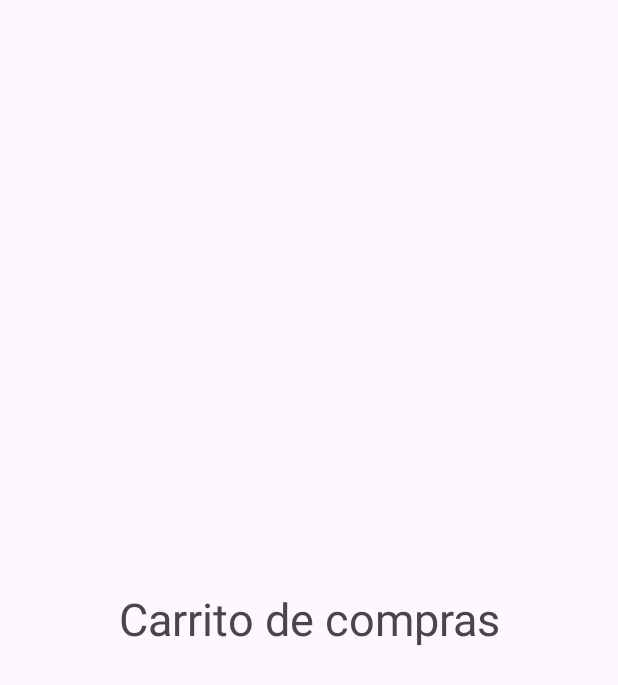
After one commit to johanespino9/food-delivery-app, an Android app: the CarritoActivity screen opened directly, with no data from a screen before it, on a phone screen of 412 x 824 dp. The commit adds this screen. Shown: the top 685 px of the screen. Run offline under Robolectric (Android 15) with nearby library versions, the phone set to English and light mode, and no system bars.

Commit message:
feat: carrito de compras

```diff
--- a/app/build.gradle
+++ b/app/build.gradle
@@ -38,6 +38,7 @@ dependencies {
 
     implementation platform('com.google.firebase:firebase-bom:32.1.1')
 
+    implementation 'com.google.code.gson:gson:2.10.1'
     implementation 'androidx.core:core-ktx:1.8.0'
     implementation 'androidx.appcompat:appcompat:1.6.1'
     implementation 'com.google.android.material:material:1.5.0'
--- a/app/src/main/AndroidManifest.xml
+++ b/app/src/main/AndroidManifest.xml
@@ -16,6 +16,9 @@
         android:supportsRtl="true"
         android:theme="@style/Theme.FoodDeliveryApp"
         tools:targetApi="31">
+        <activity
+            android:name=".activities.CarritoActivity"
+            android:exported="false" />
         <activity
             android:name=".activities.DetalleProducto"
             android:exported="false" />
--- /dev/null
+++ b/app/src/main/java/com/icontinental/fooddeliveryapp/activities/CarritoActivity.kt
@@ -0,0 +1,42 @@
+package com.icontinental.fooddeliveryapp.activities
+
+import android.content.SharedPreferences
+import androidx.appcompat.app.AppCompatActivity
+import android.os.Bundle
+import android.util.Log
+import com.google.gson.Gson
+import com.google.gson.reflect.TypeToken
+import com.icontinental.fooddeliveryapp.R
+import com.icontinental.fooddeliveryapp.model.Producto
+
+class CarritoActivity : AppCompatActivity() {
+    lateinit var sharedPreferences: SharedPreferences
+    lateinit var productos: ArrayList<Producto>
+    lateinit var gson: Gson
+
+    override fun onCreate(savedInstanceState: Bundle?) {
+        super.onCreate(savedInstanceState)
+        setContentView(R.layout.activity_carrito)
+
+        gson = Gson()
+        sharedPreferences = getSharedPreferences("USER_PREFERENCES", MODE_PRIVATE)
+
+        obtenerProductosMemoria()
+    }
+
+    fun obtenerProductosMemoria(){
+        val productosJson = sharedPreferences.getString("carrito", null)
+
+        if (productosJson != null) {
+            val type = object : TypeToken<ArrayList<Producto>>() {}.type
+            productos = gson.fromJson(productosJson, type)
+            Log.d("PRODUCTO DE CARRRITO DE COMPRAS", "PRODUCTOS: $productos")
+            // [productoJSON, productoJSON, productoJSON]
+        } else {
+            productos = arrayListOf<Producto>()
+            // []
+            Log.d("PRODUCTO DE CARRRITO DE COMPRAS VACIO", "PRODUCTOS: $productos")
+            Log.d("PRODUCTO DE CARRRITO DE COMPRAS VACIO", "PRODUCTOS: VACIO")
+        }
+    }
+}
--- /dev/null
+++ b/app/src/main/res/layout/activity_carrito.xml
@@ -0,0 +1,19 @@
+<?xml version="1.0" encoding="utf-8"?>
+<androidx.constraintlayout.widget.ConstraintLayout xmlns:android="http://schemas.android.com/apk/res/android"
+    xmlns:app="http://schemas.android.com/apk/res-auto"
+    xmlns:tools="http://schemas.android.com/tools"
+    android:layout_width="match_parent"
+    android:layout_height="match_parent"
+    tools:context=".activities.CarritoActivity">
+
+    <TextView
+        android:layout_width="wrap_content"
+        android:layout_height="wrap_content"
+        android:text="Carrito de compras"
+        android:textSize="30dp"
+        app:layout_constraintBottom_toBottomOf="parent"
+        app:layout_constraintEnd_toEndOf="parent"
+        app:layout_constraintStart_toStartOf="parent"
+        app:layout_constraintTop_toTopOf="parent" />
+
+</androidx.constraintlayout.widget.ConstraintLayout>
```
Also changed, not shown: app/src/main/java/com/icontinental/fooddeliveryapp/activities/DetalleProducto.kt (+48 -1 lines), app/src/main/java/com/icontinental/fooddeliveryapp/activities/MainActivity.kt (+47 -23 lines), app/src/main/res/layout/activity_detalle_producto.xml (+17 -0 lines), app/src/main/res/layout/activity_main.xml (+21 -0 lines).
